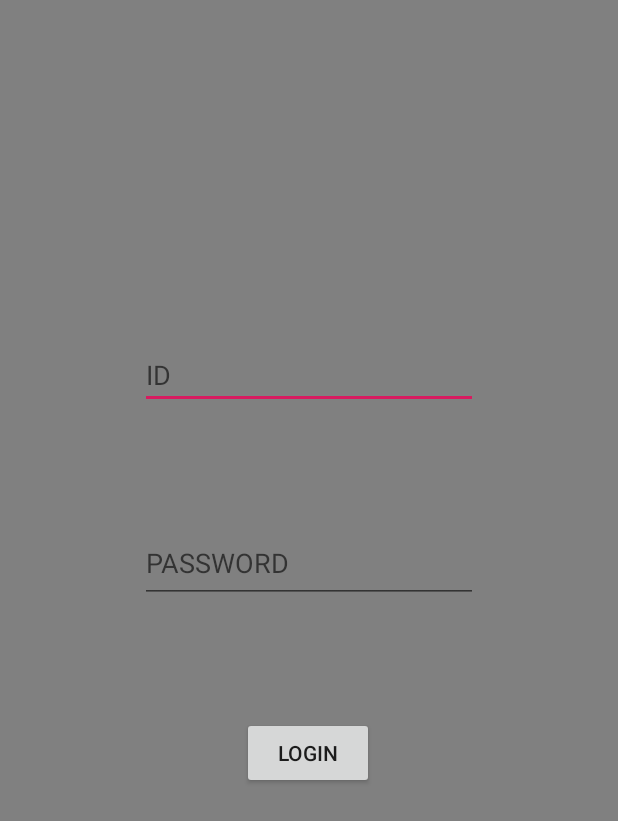
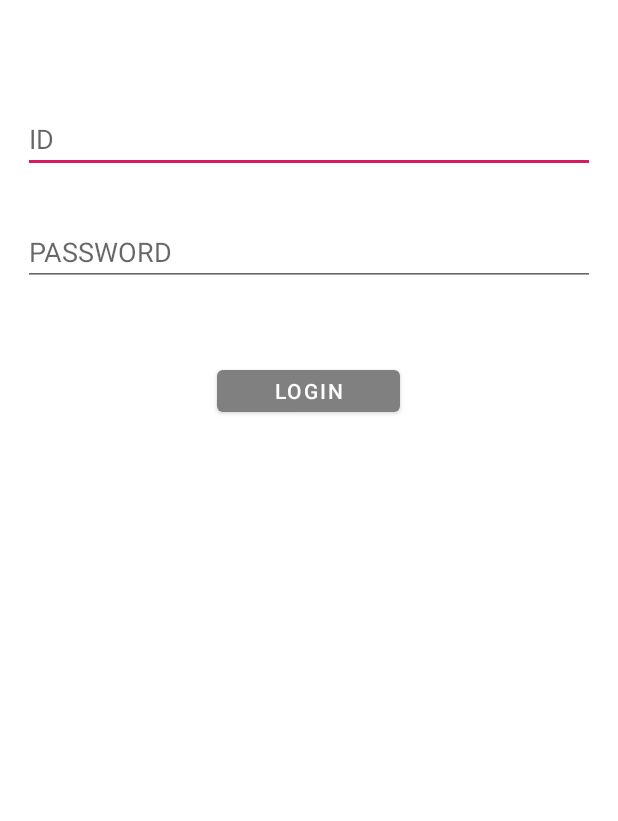
Before and after one commit to hkg5600/Android-Study, an Android app: the layout activity_login.xml on its own in the app's theme, with its tools: preview values and no code run, on a phone screen of 412 x 824 dp. Shown: the top 821 px of the screen. Run offline under Robolectric (Android 15) with nearby library versions, the phone set to English and light mode, and no system bars.

```diff
--- a/SNS/app/build.gradle
+++ b/SNS/app/build.gradle
@@ -2,6 +2,7 @@ apply plugin: 'com.android.application'
 
 apply plugin: 'kotlin-android'
 
+apply plugin: 'kotlin-android-extensions'
 
 apply plugin: 'kotlin-kapt'
 android {
--- a/SNS/app/src/main/java/com/example/sns/adapter/PostAdapter.kt
+++ b/SNS/app/src/main/java/com/example/sns/adapter/PostAdapter.kt
@@ -19,7 +19,8 @@ class PostAdapter : RecyclerView.Adapter<PostAdapter.PostHolder>() {
     fun setPost(postList: ArrayList<Post>) {
         this.postList.clear()
         postList.forEach {
-            this.postList.add(it)
+            val data = Post(it.id, it.title, it.text, it.owner, DateTimeConverter.jsonTimeToTime(it.created_at))
+            this.postList.add(data)
         }
         notifyDataSetChanged()
     }
--- a/SNS/app/src/main/java/com/example/sns/base/BaseViewModel.kt
+++ b/SNS/app/src/main/java/com/example/sns/base/BaseViewModel.kt
@@ -85,7 +85,6 @@ abstract class BaseViewModel(application: Application) : ViewModel() {
 
         override fun onError(e: Throwable) {
             Log.d("Error", "${e.message}")
-            error.value = "error"
             success.call()
         }
     }
@@ -116,7 +115,6 @@ abstract class BaseViewModel(application: Application) : ViewModel() {
     }
 
     override fun onCleared() {
-        Log.d("Msg", "onCleared")
         compositeDisposable.clear()
         super.onCleared()
     }
--- a/SNS/app/src/main/java/com/example/sns/ui/add_post/AddPostActivity.kt
+++ b/SNS/app/src/main/java/com/example/sns/ui/add_post/AddPostActivity.kt
@@ -10,6 +10,7 @@ import com.example.sns.R
 import com.example.sns.base.BaseActivity
 import com.example.sns.databinding.ActivityAddPostBinding
 import com.example.sns.ui.main.MainActivity
+import kotlinx.android.synthetic.main.app_bar.*
 import org.koin.androidx.viewmodel.ext.android.viewModel
 
 class AddPostActivity : BaseActivity<ActivityAddPostBinding, AddPostViewModel>() {
@@ -20,7 +21,7 @@ class AddPostActivity : BaseActivity<ActivityAddPostBinding, AddPostViewModel>()
     override val viewModel: AddPostViewModel by viewModel()
 
     override fun initView() {
-
+        setSupportActionBar(toolbar)
         viewDataBinding.viewModel = viewModel
     }
 
--- a/SNS/app/src/main/res/layout/activity_login.xml
+++ b/SNS/app/src/main/res/layout/activity_login.xml
@@ -10,14 +10,15 @@
     <androidx.constraintlayout.widget.ConstraintLayout
         android:layout_width="match_parent"
         android:layout_height="match_parent"
-        tools:context=".ui.login.LoginActivity"
-        android:background="@android:color/tertiary_text_light">
+        tools:context=".ui.login.LoginActivity">
 
         <EditText
             android:id="@+id/editTextId"
-            android:layout_width="225dp"
-            android:layout_height="0dp"
-            android:layout_marginTop="227dp"
+            android:layout_marginStart="15dp"
+            android:layout_marginEnd="15dp"
+            android:layout_width="match_parent"
+            android:layout_height="wrap_content"
+            android:layout_marginTop="70dp"
             android:hint="ID"
             android:text="@={vm.id}"
             app:layout_constraintEnd_toEndOf="parent"
@@ -27,28 +28,28 @@
 
         <EditText
             android:id="@+id/editTextPw"
-            android:layout_width="225dp"
-            android:layout_height="53dp"
-            android:layout_marginTop="76dp"
+            android:layout_marginStart="15dp"
+            android:layout_marginEnd="15dp"
+            android:layout_width="match_parent"
+            android:layout_height="wrap_content"
+            android:layout_marginTop="30dp"
             android:hint="PASSWORD"
             android:text="@={vm.pw}"
             app:layout_constraintEnd_toEndOf="parent"
             app:layout_constraintStart_toStartOf="parent"
-            app:layout_constraintTop_toBottomOf="@+id/editTextId"
-            tools:ignore="MissingConstraints" />
+            app:layout_constraintTop_toBottomOf="@+id/editTextId" />
 
         <Button
             android:id="@+id/loginBtn"
-            android:layout_width="wrap_content"
-            android:layout_height="wrap_content"
-            android:layout_marginTop="76dp"
+            android:layout_width="122dp"
+            android:layout_height="40dp"
+            android:layout_marginTop="50dp"
+            android:onClick="@{() -> vm.checkValue()}"
             android:text="LOGIN"
-            android:onClick="@{() -> vm.checkValue()}"
             app:layout_constraintEnd_toEndOf="parent"
             app:layout_constraintHorizontal_bias="0.498"
             app:layout_constraintStart_toStartOf="parent"
-            app:layout_constraintTop_toBottomOf="@+id/editTextPw"
-            tools:ignore="MissingConstraints" />
+            app:layout_constraintTop_toBottomOf="@+id/editTextPw" />
 
     </androidx.constraintlayout.widget.ConstraintLayout>
 </layout>
--- a/SNS/app/src/main/res/values/styles.xml
+++ b/SNS/app/src/main/res/values/styles.xml
@@ -1,23 +1,13 @@
 <resources>
 
-    <!-- Base application theme. -->
-    <style name="AppTheme" parent="Theme.AppCompat.Light.DarkActionBar">
-        <!-- Customize your theme here. -->
+    <style name="AppTheme" parent="Theme.MaterialComponents.DayNight.NoActionBar">
         <item name="colorPrimary">@android:color/tertiary_text_light</item>
         <item name="colorPrimaryDark">@color/colorPrimaryDark</item>
         <item name="colorAccent">@color/colorAccent</item>
-    </style>
-    <style name="AppTheme.NoActionBar">
-        <item name="windowActionBar">false</item>
-        <item name="windowNoTitle">true</item>
     </style>
 
     <style name="SplashTheme" parent="Theme.AppCompat.NoActionBar">
         <item name="android:windowBackground">@drawable/splash_background</item>
     </style>
 
-    <style name="AppTheme.AppBarOverlay" parent="ThemeOverlay.AppCompat.Dark.ActionBar" />
-
-    <style name="AppTheme.PopupOverlay" parent="ThemeOverlay.AppCompat.Light" />
-
 </resources>
```
Also changed, not shown: SNS/app/src/main/java/com/example/sns/adapter/PagerAdapter.kt (deleted, +0 -29 lines), SNS/app/src/main/java/com/example/sns/ui/main/MainActivity.kt (+23 -17 lines), SNS/app/src/main/java/com/example/sns/ui/post/PostPage.kt (+0 -8 lines), SNS/app/src/main/java/com/example/sns/ui/userInfo/UserInfoPage.kt (+0 -7 lines), SNS/app/src/main/java/com/example/sns/utils/DateTimeConverter.kt (+6 -3 lines), SNS/app/src/main/res/drawable/ic_follower.xml (added, +9 -0 lines), SNS/app/src/main/res/drawable/ic_info.xml (added, +9 -0 lines), SNS/app/src/main/res/drawable/ic_post.xml (added, +9 -0 lines), SNS/app/src/main/res/drawable/ic_send.xml (added, +9 -0 lines), SNS/app/src/main/res/layout/activity_add_post.xml (+23 -23 lines), SNS/app/src/main/res/layout/activity_main.xml (+22 -19 lines), SNS/app/src/main/res/layout/app_bar.xml (added, +21 -0 lines), SNS/app/src/main/res/layout/post_item.xml (+20 -20 lines), SNS/app/src/main/res/menu/menu_bottom.xml (added, +16 -0 lines).
